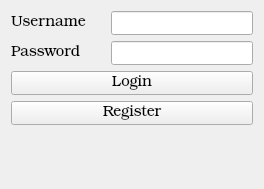
Above: PersonalPlanner/login.ui from sabrine-gamdou/PersonalPlanner before the change. Below: the same form after it.
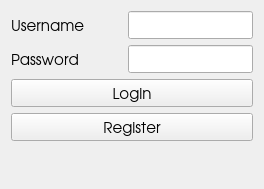
That is the form after the change.

Commit message: Keine MessageBox mehr, sonder Dialog bei Help und About Button Login Form Font geändert

The edit to the form file:
```diff
--- a/PersonalPlanner/login.ui
+++ b/PersonalPlanner/login.ui
@@ -2,6 +2,9 @@
 <ui version="4.0">
  <class>Login</class>
  <widget class="QWidget" name="Login">
+  <property name="enabled">
+   <bool>true</bool>
+  </property>
   <property name="geometry">
    <rect>
     <x>0</x>
@@ -12,7 +15,7 @@
   </property>
   <property name="font">
    <font>
-    <family>URW Bookman L</family>
+    <family>URW Gothic L</family>
     <pointsize>11</pointsize>
     <weight>9</weight>
     <italic>false</italic>
@@ -41,7 +44,7 @@
               <widget class="QLabel" name="username">
                <property name="font">
                 <font>
-                 <family>URW Bookman L</family>
+                 <family>URW Gothic L</family>
                  <pointsize>11</pointsize>
                  <weight>9</weight>
                  <italic>false</italic>
@@ -70,7 +73,7 @@
               <widget class="QLineEdit" name="usernameText">
                <property name="font">
                 <font>
-                 <family>URW Bookman L</family>
+                 <family>URW Gothic L</family>
                  <pointsize>11</pointsize>
                  <weight>9</weight>
                  <italic>false</italic>
@@ -124,7 +127,7 @@
         <widget class="QPushButton" name="loginBtn">
          <property name="font">
           <font>
-           <family>URW Bookman L</family>
+           <family>URW Gothic L</family>
            <pointsize>11</pointsize>
            <weight>9</weight>
            <italic>false</italic>
```
Left out of the diff: 2 changed lines with no effect on the pictures. The commit also changes 9 other files.
